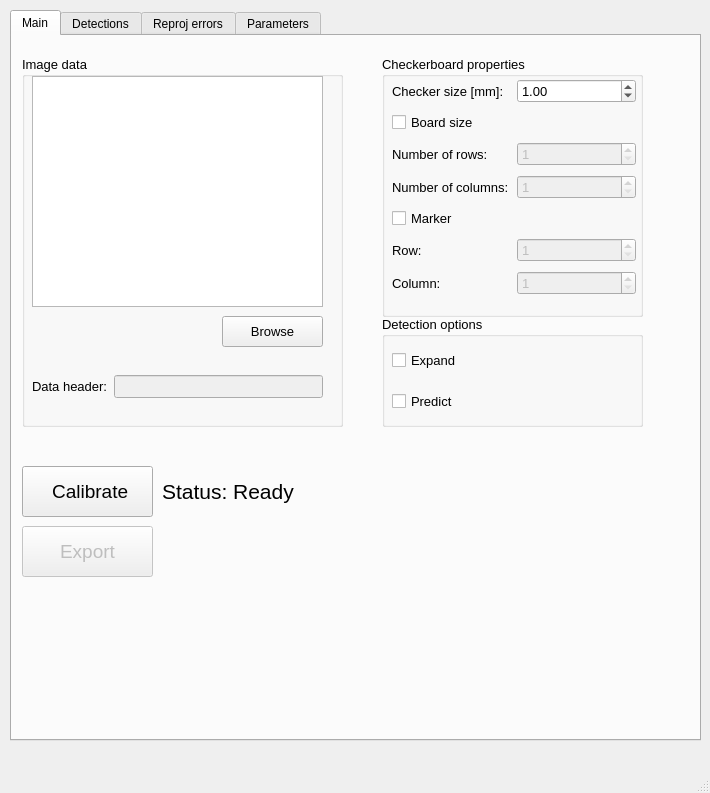
First picture: the form in src/PyCamCalib/camera_calibration_gui/calibration_app_ui.ui, repository InViLabUAntwerp/PyCamCalib, before the edit.
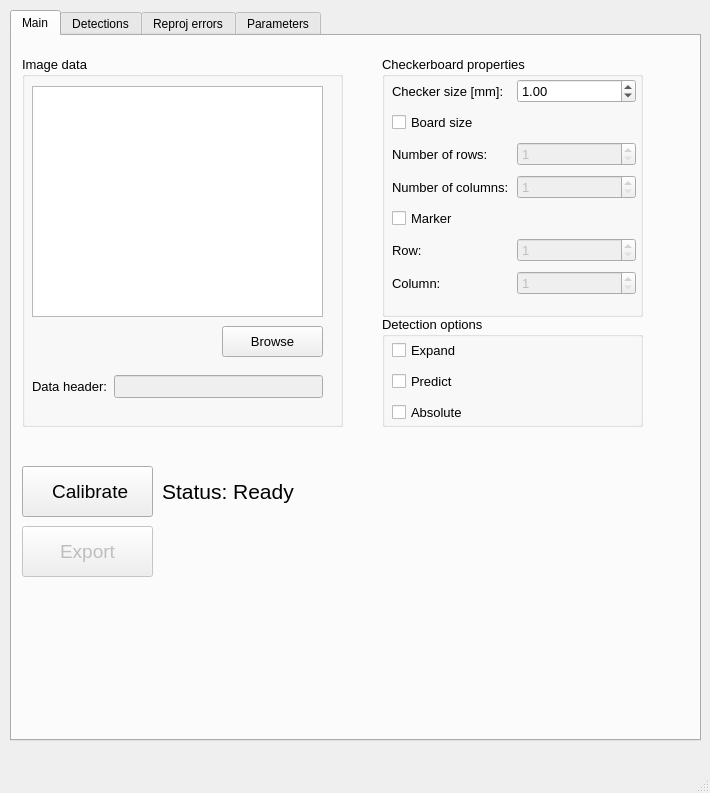
Second picture: the form after the edit. Custom widgets are drawn as their Qt base class.

```diff
--- a/src/PyCamCalib/camera_calibration_gui/calibration_app_ui.ui
+++ b/src/PyCamCalib/camera_calibration_gui/calibration_app_ui.ui
@@ -111,7 +111,7 @@
        <property name="geometry">
         <rect>
          <x>10</x>
-         <y>20</y>
+         <y>30</y>
          <width>291</width>
          <height>231</height>
         </rect>
@@ -147,7 +147,7 @@
        <property name="geometry">
         <rect>
          <x>200</x>
-         <y>260</y>
+         <y>270</y>
          <width>101</width>
          <height>31</height>
         </rect>
@@ -363,6 +363,13 @@
           </property>
          </widget>
         </item>
+        <item>
+         <widget class="QCheckBox" name="absoluteCheckBox">
+          <property name="text">
+           <string>Absolute</string>
+          </property>
+         </widget>
+        </item>
        </layout>
       </widget>
      </widget>
```
Left out of the diff: 8 changed lines with no effect on the pictures.
